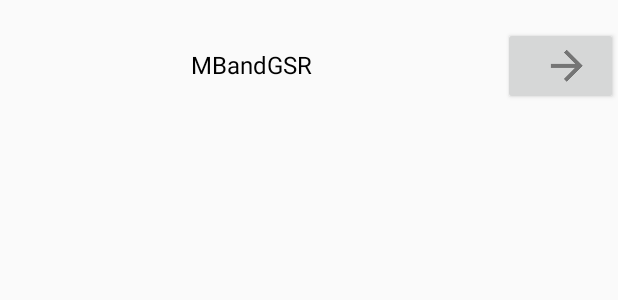
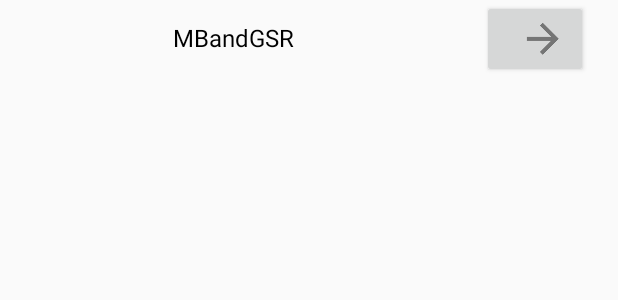
Before and after one commit to Furacin/BitalinoGSR, an Android app: the layout to_do_list_2.xml on its own in the app's theme, with its tools: preview values and no code run, on a phone screen of 412 x 824 dp. Shown: the top 300 px of the screen. Run offline under Robolectric (Android 15) with nearby library versions, the phone set to English and light mode, and no system bars.

Commit message:
Estética 2

```diff
--- a/app/src/main/java/com/furazin/android/mbandgsr/NuevaExperiencia.java
+++ b/app/src/main/java/com/furazin/android/mbandgsr/NuevaExperiencia.java
@@ -90,6 +90,7 @@ public class NuevaExperiencia extends AppCompatActivity {
                 if (!isEmpty(edit_nombre_experiencia)) {
                     NOMBRE_EXPERIENCIA = edit_nombre_experiencia.getText().toString();
                     edit_nombre_experiencia.setKeyListener(null);
+                    btn_nuevaexperiencia.setEnabled(false);
                 }
                 else
                     Toast.makeText(getApplicationContext(), "Se debe de introducir un nombre.", Toast.LENGTH_SHORT).show();
--- a/app/src/main/res/layout/activity_nueva_experiencia.xml
+++ b/app/src/main/res/layout/activity_nueva_experiencia.xml
@@ -53,7 +53,7 @@
         android:id="@+id/sujetos_list"
         android:layout_width="match_parent"
         android:layout_height="match_parent"
-        android:layout_marginTop="120dp"
+        android:layout_marginTop="95dp"
         android:layout_marginBottom="0dp"
         android:orientation="vertical"
         android:scrollbars="none"/>
--- a/app/src/main/res/layout/to_do_list_2.xml
+++ b/app/src/main/res/layout/to_do_list_2.xml
@@ -2,13 +2,13 @@
 <LinearLayout xmlns:android="http://schemas.android.com/apk/res/android"
     android:layout_width="match_parent"
     android:layout_height="wrap_content"
-    android:paddingTop="18dp"
-    android:paddingBottom="18dp"
+    android:paddingTop="0dp"
+    android:paddingBottom="0dp"
     android:orientation="horizontal">
 
     <TextView
         android:id="@+id/usuario_name"
-        android:layout_width="0dp"
+        android:layout_width="wrap_content"
         android:layout_height="wrap_content"
         android:layout_weight="50"
         android:layout_marginLeft="40dp"
@@ -20,11 +20,13 @@
 
     <Button
         android:id="@+id/start_exp"
-        android:layout_width="0dp"
+        android:layout_width="25dp"
         android:layout_height="wrap_content"
+        android:layout_marginRight="20dp"
+        android:layout_marginLeft="10dp"
+        android:layout_weight="15"
+        android:contentDescription="@string/app_name"
         android:drawableRight="@drawable/ic_start_experiencia"
-        android:paddingRight="18dp"
-        android:layout_weight="15"
-        android:contentDescription="@string/app_name" />
+        android:paddingRight="14dp" />
 
 </LinearLayout>
```
